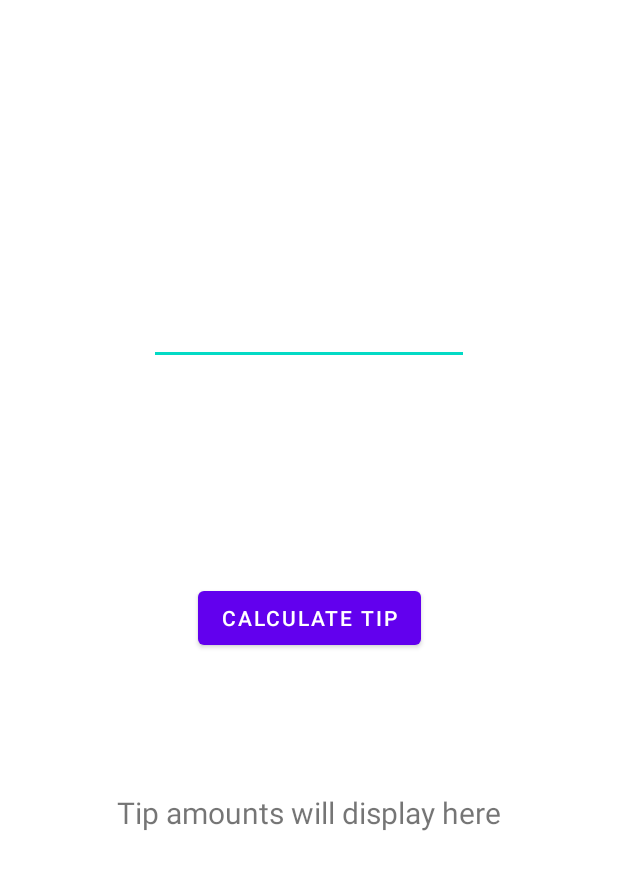
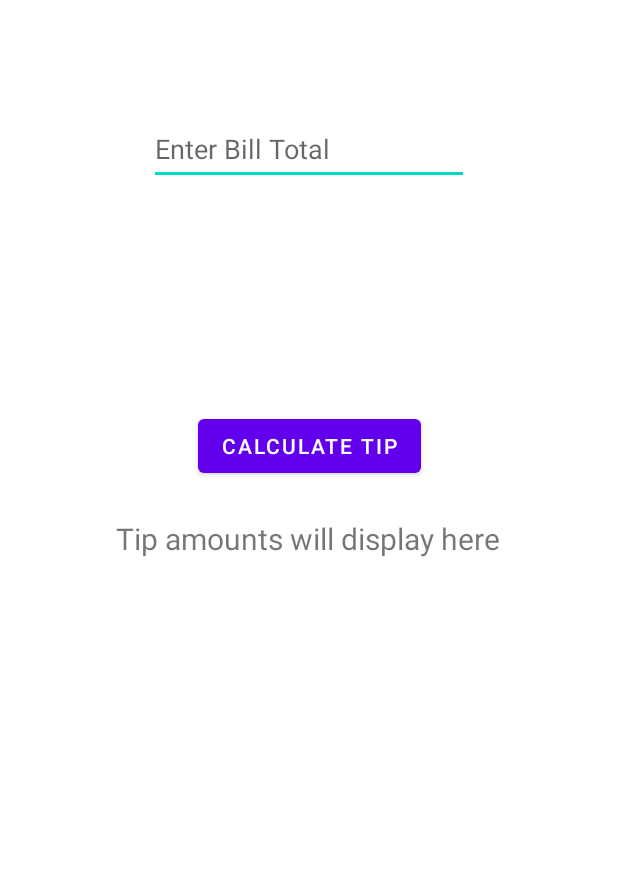
Before and after one commit to robhewison/android-programming-class, an Android app: the layout activity_main.xml on its own in the app's theme, with its tools: preview values and no code run, on a phone screen of 412 x 824 dp. Shown: the top 870 px of the screen. Run offline under Robolectric (Android 15) with nearby library versions, the phone set to English and light mode, and no system bars.

Commit message:
got tip calculator app working

```diff
--- a/TipCalculator/app/src/main/res/layout/activity_main.xml
+++ b/TipCalculator/app/src/main/res/layout/activity_main.xml
@@ -10,13 +10,16 @@
         android:id="@+id/billAmount"
         android:layout_width="wrap_content"
         android:layout_height="wrap_content"
-        android:layout_marginTop="195dp"
+        android:layout_marginTop="75dp"
         android:ems="10"
+        android:hint="@string/enter_bill_total"
+        android:importantForAutofill="no"
         android:inputType="numberDecimal"
         android:minHeight="48dp"
         app:layout_constraintEnd_toEndOf="parent"
         app:layout_constraintStart_toStartOf="parent"
-        app:layout_constraintTop_toTopOf="parent" />
+        app:layout_constraintTop_toTopOf="parent"
+        tools:ignore="TextContrastCheck" />
 
     <Button
         android:id="@+id/tipBtn"
@@ -26,16 +29,20 @@
         app:layout_constraintBottom_toBottomOf="parent"
         app:layout_constraintEnd_toEndOf="parent"
         app:layout_constraintStart_toStartOf="parent"
-        app:layout_constraintTop_toTopOf="parent" />
+        app:layout_constraintTop_toBottomOf="@+id/billAmount"
+        app:layout_constraintVertical_bias="0.23000002" />
 
     <TextView
         android:id="@+id/output"
         android:layout_width="wrap_content"
         android:layout_height="wrap_content"
-        android:layout_marginTop="92dp"
         android:text="@string/txtView"
         android:textSize="20sp"
+        app:layout_constraintBottom_toBottomOf="parent"
         app:layout_constraintEnd_toEndOf="parent"
+        app:layout_constraintHorizontal_bias="0.496"
         app:layout_constraintStart_toStartOf="parent"
-        app:layout_constraintTop_toBottomOf="@+id/tipBtn" />
+        app:layout_constraintTop_toBottomOf="@+id/tipBtn"
+        app:layout_constraintVertical_bias="0.050000012" />
+
 </androidx.constraintlayout.widget.ConstraintLayout>
--- a/TipCalculator/app/src/main/res/values/strings.xml
+++ b/TipCalculator/app/src/main/res/values/strings.xml
@@ -3,4 +3,5 @@
     <string name="btn">Calculate Tip</string>
     <string name="billText">Enter Bill Total</string>
     <string name="txtView">Tip amounts will display here</string>
+    <string name="enter_bill_total">Enter Bill Total</string>
 </resources>
```
Also changed, not shown: TipCalculator/app/src/main/java/com/rwhewison/tipcalculator/MainActivity.kt (+11 -1 lines).
